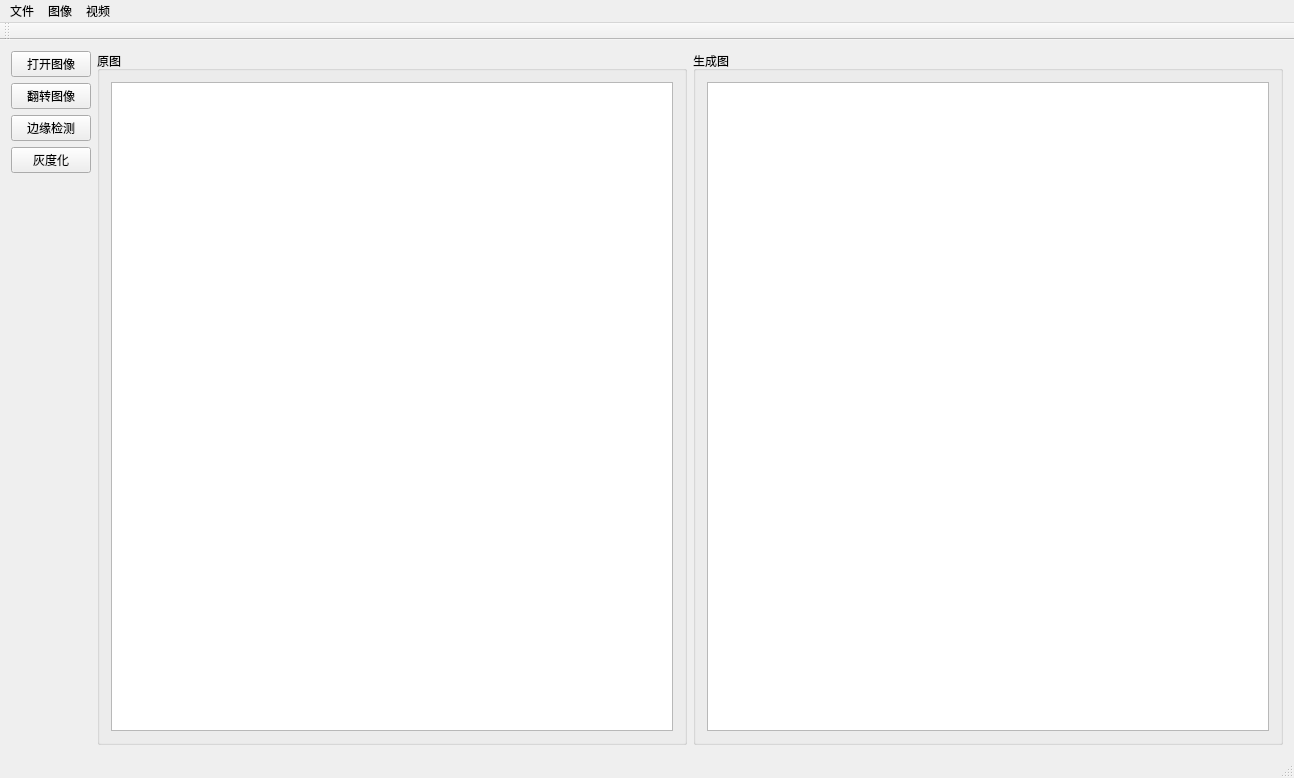
Qt form mainwindow/mainwindow.ui (Narthill/Image_processing) before a commit.
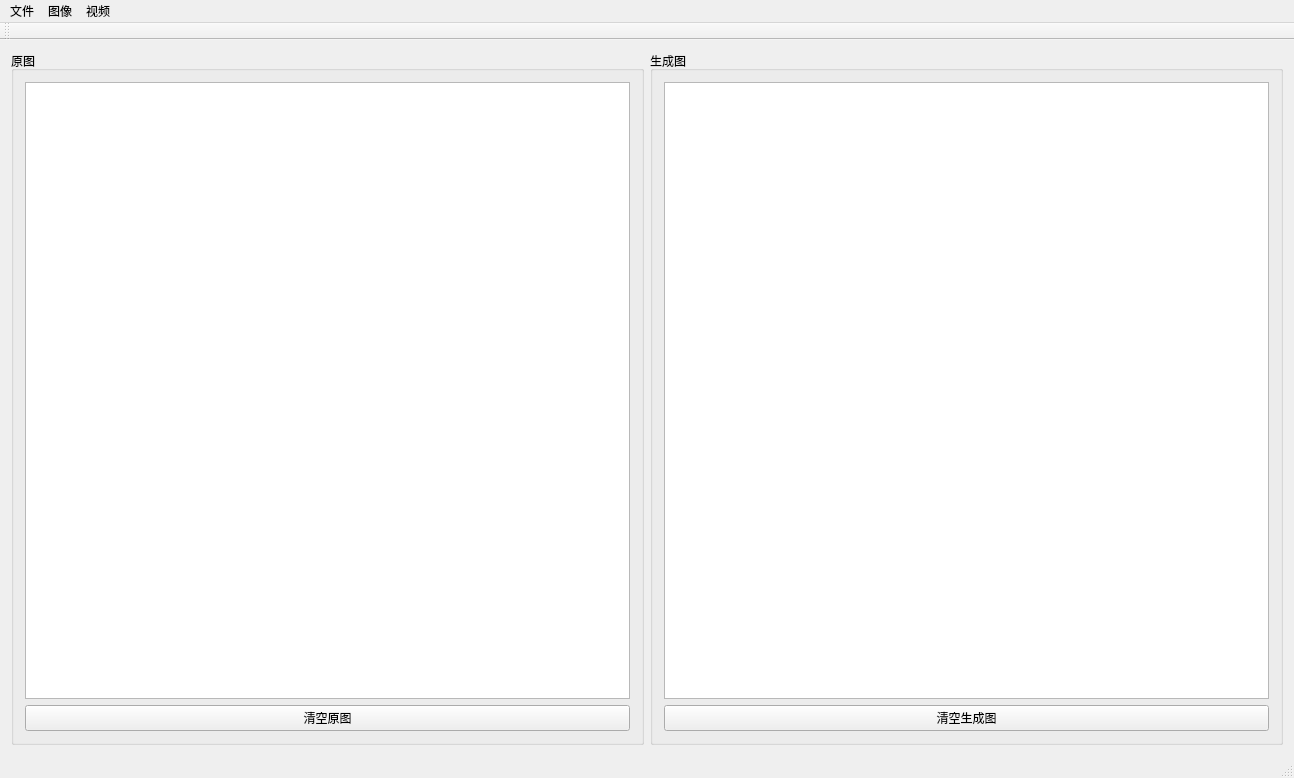
The same form after that commit.

Diff of the .ui file:
```diff
--- a/mainwindow/mainwindow.ui
+++ b/mainwindow/mainwindow.ui
@@ -11,62 +11,40 @@
    </rect>
   </property>
   <property name="windowTitle">
-   <string>MainWindow</string>
+   <string>图像视频处理</string>
   </property>
   <widget class="QWidget" name="centralWidget">
-   <layout class="QVBoxLayout" name="verticalLayout_2">
-    <item>
-     <layout class="QHBoxLayout" name="horizontalLayout_4">
-      <item>
        <layout class="QVBoxLayout" name="verticalLayout">
         <item>
-         <widget class="QPushButton" name="openBtn">
-          <property name="text">
-           <string>打开图像</string>
-          </property>
-         </widget>
-        </item>
-        <item>
-         <widget class="QPushButton" name="turnBtn">
-          <property name="text">
-           <string>翻转图像</string>
-          </property>
-         </widget>
-        </item>
-        <item>
-         <widget class="QPushButton" name="disposeBtn">
-          <property name="text">
-           <string>边缘检测</string>
-          </property>
-         </widget>
-        </item>
-        <item>
-         <widget class="QPushButton" name="grayBtn">
-          <property name="text">
-           <string>灰度化</string>
-          </property>
-         </widget>
-        </item>
-        <item>
-         <widget class="QLabel" name="label">
-          <property name="text">
-           <string/>
-          </property>
-         </widget>
-        </item>
-       </layout>
-      </item>
-      <item>
        <layout class="QHBoxLayout" name="horizontalLayout_3">
         <item>
          <widget class="QGroupBox" name="groupBox_former">
+        <property name="cursor">
+         <cursorShape>ArrowCursor</cursorShape>
+        </property>
+        <property name="layoutDirection">
+         <enum>Qt::LeftToRight</enum>
+        </property>
           <property name="title">
            <string>原图</string>
           </property>
-          <layout class="QHBoxLayout" name="horizontalLayout">
+        <layout class="QVBoxLayout" name="verticalLayout_2">
            <item>
             <widget class="QGraphicsView" name="formerView"/>
            </item>
+         <item>
+          <widget class="QPushButton" name="clearFormer">
+           <property name="layoutDirection">
+            <enum>Qt::LeftToRight</enum>
+           </property>
+           <property name="text">
+            <string>清空原图</string>
+           </property>
+           <property name="autoRepeatDelay">
+            <number>300</number>
+           </property>
+          </widget>
+         </item>
           </layout>
          </widget>
         </item>
@@ -75,14 +53,22 @@
           <property name="title">
            <string>生成图</string>
           </property>
-          <layout class="QHBoxLayout" name="horizontalLayout_2">
+        <layout class="QVBoxLayout" name="verticalLayout_3">
            <item>
             <widget class="QGraphicsView" name="resultView"/>
            </item>
-          </layout>
+         <item>
+          <widget class="QPushButton" name="clearResult">
+           <property name="layoutDirection">
+            <enum>Qt::LeftToRight</enum>
+           </property>
+           <property name="text">
+            <string>清空生成图</string>
+           </property>
          </widget>
         </item>
        </layout>
+       </widget>
       </item>
      </layout>
     </item>
@@ -114,7 +100,7 @@
     <addaction name="action_Gray"/>
     <addaction name="action_Binary"/>
     <addaction name="action_Hist"/>
-    <addaction name="action_filter"/>
+    <addaction name="action_Filter"/>
     <addaction name="action_Dct"/>
     <addaction name="action_Sobel"/>
    </widget>
@@ -169,7 +155,7 @@
     <string>直方图及均衡化</string>
    </property>
   </action>
-  <action name="action_filter">
+  <action name="action_Filter">
    <property name="text">
     <string>滤波</string>
    </property>
```
Lines whose indentation alone changed are shown as unchanged.
